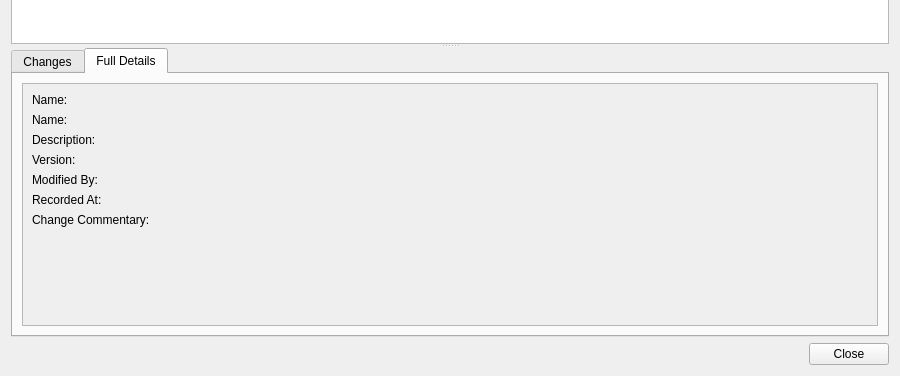
The window that projects/ores.qt.compute/ui/AppHistoryDialog.ui (OreStudio/OreStudio) describes before a commit, drawn with Qt 5; both pictures show x 0 to 900 and y 224 to 600 of the 900 by 600 pixel window.
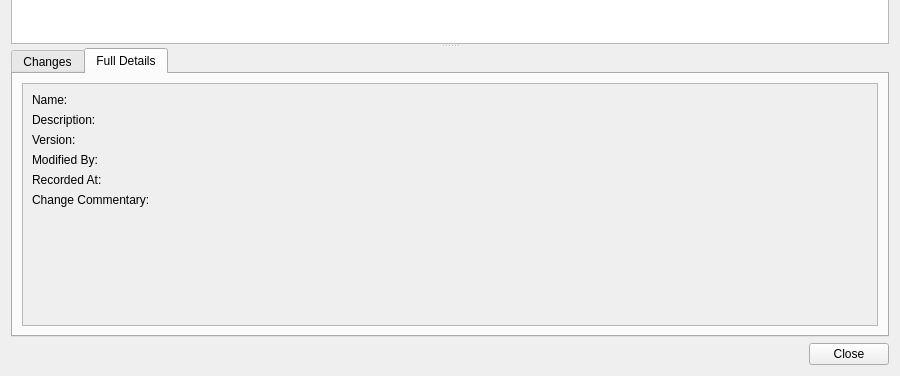
The same window after the commit. The open tabs and pages were chosen to show the change.

Commit message:
[qt.compute] Fix duplicate nameLabel and orphaned codeValue in AppHistoryDialog
compute_app has no code field; the template-generated row 0 (codeValue /
duplicate nameLabel) was a copy-paste artefact. Removed the extra row
and the corresponding codeValue setter in the cpp, silencing the AutoUic
duplicate-name warning.

What changed in the file:
```diff
--- a/projects/ores.qt.compute/ui/AppHistoryDialog.ui
+++ b/projects/ores.qt.compute/ui/AppHistoryDialog.ui
@@ -157,34 +157,20 @@
                 </widget>
                </item>
                <item row="0" column="1">
-                <widget class="QLabel" name="codeValue">
-                 <property name="text">
-                  <string/>
-                 </property>
-                </widget>
-               </item>
-               <item row="1" column="0">
-                <widget class="QLabel" name="nameLabel">
-                 <property name="text">
-                  <string>Name:</string>
-                 </property>
-                </widget>
-               </item>
-               <item row="1" column="1">
                 <widget class="QLabel" name="nameValue">
                  <property name="text">
                   <string/>
                  </property>
                 </widget>
                </item>
-               <item row="2" column="0">
+               <item row="1" column="0">
                 <widget class="QLabel" name="descriptionLabel">
                  <property name="text">
                   <string>Description:</string>
                  </property>
                 </widget>
                </item>
-               <item row="2" column="1">
+               <item row="1" column="1">
                 <widget class="QLabel" name="descriptionValue">
                  <property name="text">
                   <string/>
@@ -194,56 +180,56 @@
                  </property>
                 </widget>
                </item>
-               <item row="3" column="0">
+               <item row="2" column="0">
                 <widget class="QLabel" name="versionNumberLabel">
                  <property name="text">
                   <string>Version:</string>
                  </property>
                 </widget>
                </item>
-               <item row="3" column="1">
+               <item row="2" column="1">
                 <widget class="QLabel" name="versionNumberValue">
                  <property name="text">
                   <string/>
                  </property>
                 </widget>
                </item>
-               <item row="4" column="0">
+               <item row="3" column="0">
                 <widget class="QLabel" name="modifiedByLabel">
                  <property name="text">
                   <string>Modified By:</string>
                  </property>
                 </widget>
                </item>
-               <item row="4" column="1">
+               <item row="3" column="1">
                 <widget class="QLabel" name="modifiedByValue">
                  <property name="text">
                   <string/>
                  </property>
                 </widget>
                </item>
-               <item row="5" column="0">
+               <item row="4" column="0">
                 <widget class="QLabel" name="recordedAtLabel">
                  <property name="text">
                   <string>Recorded At:</string>
                  </property>
                 </widget>
                </item>
-               <item row="5" column="1">
+               <item row="4" column="1">
                 <widget class="QLabel" name="recordedAtValue">
                  <property name="text">
                   <string/>
                  </property>
                 </widget>
                </item>
-               <item row="6" column="0">
+               <item row="5" column="0">
                 <widget class="QLabel" name="changeCommentaryLabel">
                  <property name="text">
                   <string>Change Commentary:</string>
                  </property>
                 </widget>
                </item>
-               <item row="6" column="1">
+               <item row="5" column="1">
                 <widget class="QLabel" name="changeCommentaryValue">
                  <property name="text">
                   <string/>
```
The commit also changes 1 other file.
